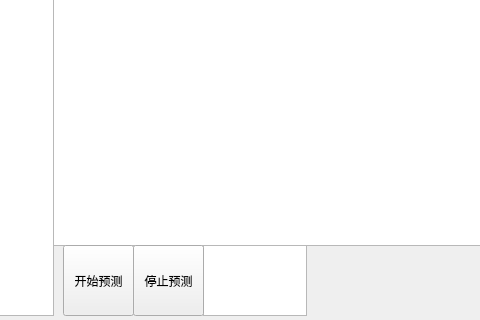
Above: Learn.ui from shaochang123/ui_pyside6 before the change; both pictures show x 117 to 597 and y 275 to 595 of the 895 by 595 pixel window. Below: the same form after it.
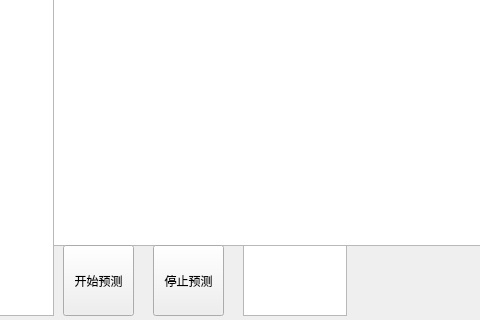
That is the form after the change.

```diff
--- a/Learn.ui
+++ b/Learn.ui
@@ -128,7 +128,7 @@
    <widget class="QTextEdit" name="label">
     <property name="geometry">
      <rect>
-      <x>320</x>
+      <x>360</x>
       <y>520</y>
       <width>104</width>
       <height>71</height>
@@ -141,7 +141,7 @@
    <widget class="QPushButton" name="StopPredict">
     <property name="geometry">
      <rect>
-      <x>250</x>
+      <x>270</x>
       <y>520</y>
       <width>71</width>
       <height>71</height>
```
Left out of the diff: 13 changed lines with no effect on the pictures.
